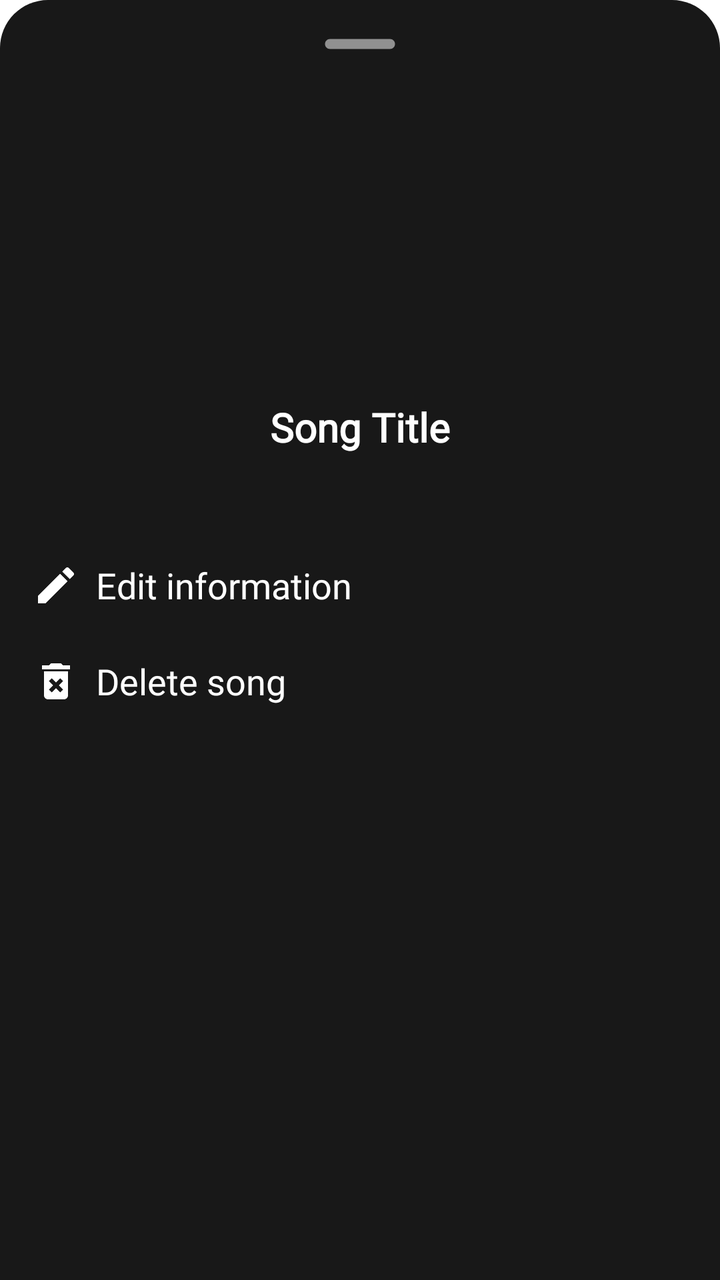
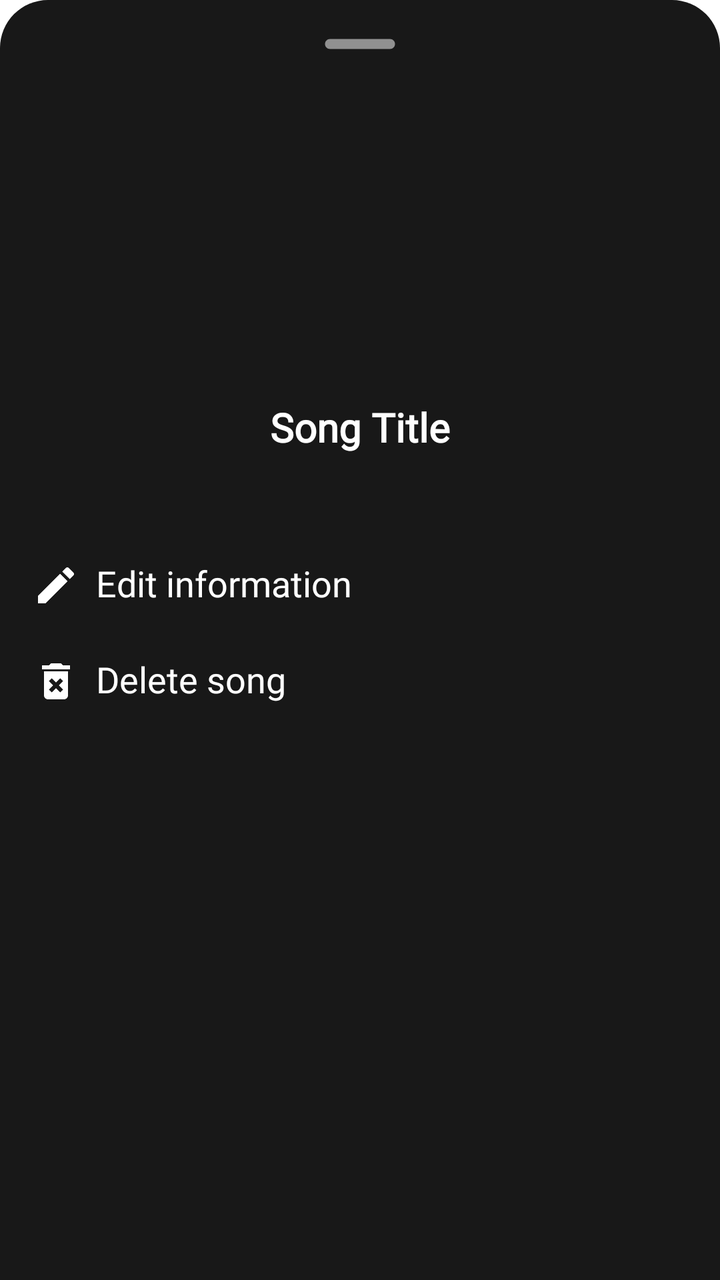

An Android layout rendered at two revisions. The XML below is the earlier revision; the diff shows what the commit changed to produce the second picture.
<!-- AndroidManifest.xml: application theme Theme.Fision -->
<!-- res/layout/modal_sheet_dialog.xml -->
<?xml version="1.0" encoding="utf-8"?>
<LinearLayout xmlns:android="http://schemas.android.com/apk/res/android"
    xmlns:app="http://schemas.android.com/apk/res-auto"
    android:orientation="vertical"
    android:layout_width="match_parent"
    android:layout_height="match_parent"
    android:background="@drawable/dialogbg">

    <ImageView
        android:layout_width="60dp"
        android:layout_height="wrap_content"
        android:src="@drawable/ic_round_remove_24"
        android:layout_gravity="center|top"
        android:scaleType="centerCrop"
        android:layout_marginBottom="6dp"/>

    <com.google.android.material.imageview.ShapeableImageView
        android:id="@+id/iv_cover"
        android:layout_width="140dp"
        android:layout_height="140dp"
        android:layout_gravity="center_horizontal"
        android:layout_marginTop="6dp"
        android:layout_marginBottom="14dp"
        android:scaleType="centerCrop"
        android:contentDescription="cover"
        android:src="@raw/artcover_generic"
        app:shapeAppearanceOverlay="@style/ShapeAppearanceOverlay.Fision.Cover.Rounded" />

    <TextView
        android:id="@+id/Title"
        android:layout_width="match_parent"
        android:layout_height="wrap_content"
        android:gravity="center_horizontal"
        android:ellipsize="marquee"
        android:focusable="true"
        android:focusableInTouchMode="true"
        android:fontFamily="@font/yugothic_ui_regular"
        android:marqueeRepeatLimit="marquee_forever"
        android:scrollHorizontally="true"
        android:singleLine="true"
        android:text="@string/tv_SongTitle"
        android:textStyle="bold"
        android:textColor="#FFFFFF"
        android:textSize="20sp"
        android:layout_marginStart="15dp"
        android:layout_marginEnd="15dp"/>

    <TextView
        android:id="@+id/Artist"
        android:layout_width="match_parent"
        android:layout_height="wrap_content"
        android:gravity="center_horizontal"
        android:ellipsize="end"
        android:fontFamily="@font/yugothic_ui_regular"
        android:singleLine="true"
        android:text=""
        android:textColor="#919191"
        android:textSize="13sp"
        android:layout_marginBottom="24dp"
        android:layout_marginStart="15dp"
        android:layout_marginEnd="15dp"/>

    <Button
        android:id="@+id/b_rename"
        style="?android:attr/borderlessButtonStyle"
        android:layout_width="match_parent"
        android:layout_height="wrap_content"
        android:drawableLeft="@drawable/ic_edit"
        android:fontFamily="@font/yugothic_ui_regular"
        android:gravity="center_vertical"
        android:text="@string/b_edit_info"
        android:textAllCaps="false"
        android:textColor="#FFFFFF"
        android:textSize="18dp" />

    <Button
        android:id="@+id/b_delete"
        style="?android:attr/borderlessButtonStyle"
        android:layout_width="match_parent"
        android:layout_height="wrap_content"
        android:drawableLeft="@drawable/ic_delete"
        android:fontFamily="@font/yugothic_ui_regular"
        android:gravity="center_vertical"
        android:text="@string/b_delete"
        android:textAllCaps="false"
        android:textColor="#FFFFFF"
        android:textSize="18dp" />

</LinearLayout>
<!-- resources referenced by this layout -->
<resources>
  <!-- drawable dialogbg (drawable) -->
  <?xml version="1.0" encoding="utf-8"?>
  <shape xmlns:android="http://schemas.android.com/apk/res/android">
  
      <solid android:color="#181818" />
  
      <corners
          android:topLeftRadius="24dp"
          android:topRightRadius="24dp" />
  
      <padding
          android:top="10dp"
          android:bottom="10dp" />
  
  </shape>
  <!-- drawable ic_delete (drawable) -->
  <vector android:height="24dp" android:tint="#FFFFFF"
      android:viewportHeight="24" android:viewportWidth="24"
      android:width="24dp" xmlns:android="http://schemas.android.com/apk/res/android">
      <path android:fillColor="@android:color/white" android:pathData="M6,19c0,1.1 0.9,2 2,2h8c1.1,0 2,-0.9 2,-2L18,7L6,7v12zM8.46,11.88l1.41,-1.41L12,12.59l2.12,-2.12 1.41,1.41L13.41,14l2.12,2.12 -1.41,1.41L12,15.41l-2.12,2.12 -1.41,-1.41L10.59,14l-2.13,-2.12zM15.5,4l-1,-1h-5l-1,1L5,4v2h14L19,4z"/>
  </vector>
  <!-- drawable ic_edit (drawable) -->
  <vector android:height="24dp" android:tint="#FFFFFF"
      android:viewportHeight="24" android:viewportWidth="24"
      android:width="24dp" xmlns:android="http://schemas.android.com/apk/res/android">
      <path android:fillColor="@android:color/white" android:pathData="M3,17.25V21h3.75L17.81,9.94l-3.75,-3.75L3,17.25zM20.71,7.04c0.39,-0.39 0.39,-1.02 0,-1.41l-2.34,-2.34a0.9959,0.9959 0,0 0,-1.41 0l-1.83,1.83 3.75,3.75 1.83,-1.83z"/>
  </vector>
  <!-- drawable ic_round_remove_24 (drawable) -->
  <vector android:height="24dp" android:tint="@color/AppDarkGrey"
      android:viewportHeight="24" android:viewportWidth="24"
      android:width="24dp" xmlns:android="http://schemas.android.com/apk/res/android">
      <path android:fillColor="@android:color/white" android:pathData="M18,13H6c-0.55,0 -1,-0.45 -1,-1s0.45,-1 1,-1h12c0.55,0 1,0.45 1,1s-0.45,1 -1,1z"/>
  </vector>
  <string name="b_delete">Delete song</string>
  <string name="b_edit_info">Edit information</string>
  <string name="tv_SongTitle">Song Title</string>
  <style name="ShapeAppearanceOverlay.Fision.Cover.Rounded" parent="">
          <item name="cornerFamily">rounded</item>
          <item name="cornerSize">10dp</item>
      </style>
  <style name="Theme.Fision" parent="Theme.MaterialComponents.DayNight.DarkActionBar">
          
          <item name="colorPrimary">@color/colorPrimary</item>
          <item name="colorPrimaryVariant">@color/purple_700</item>
          <item name="colorOnPrimary">@color/white</item>
          
          <item name="colorSecondary">@color/teal_200</item>
          <item name="colorSecondaryVariant">@color/teal_700</item>
          <item name="colorOnSecondary">@color/black</item>
          
          <item name="accentSecondary">@color/accent_green_secondary</item>
          
          <item name="android:statusBarColor">?attr/colorPrimaryVariant</item>
          
      </style>
  <color name="AppDarkGrey">#919191</color>
  <color name="colorPrimary">#27B397</color>
  <color name="purple_700">#FF3700B3</color>
  <color name="white">#FFFFFFFF</color>
  <color name="teal_200">#FF03DAC5</color>
  <color name="teal_700">#FF018786</color>
  <color name="black">#FF000000</color>
  <color name="accent_green_secondary">#02D8E7</color>
</resources>

<!-- the commit's change to res/layout/modal_sheet_dialog.xml (unified diff, before → after) -->
@@ -66,7 +66,9 @@
         android:layout_width="match_parent"
         android:layout_height="wrap_content"
         android:drawableLeft="@drawable/ic_edit"
+        android:drawablePadding="16dp"
         android:fontFamily="@font/yugothic_ui_regular"
+        android:includeFontPadding="false"
         android:gravity="center_vertical"
         android:text="@string/b_edit_info"
         android:textAllCaps="false"
@@ -79,7 +81,9 @@
         android:layout_width="match_parent"
         android:layout_height="wrap_content"
         android:drawableLeft="@drawable/ic_delete"
+        android:drawablePadding="16dp"
         android:fontFamily="@font/yugothic_ui_regular"
+        android:includeFontPadding="false"
         android:gravity="center_vertical"
         android:text="@string/b_delete"
         android:textAllCaps="false"
